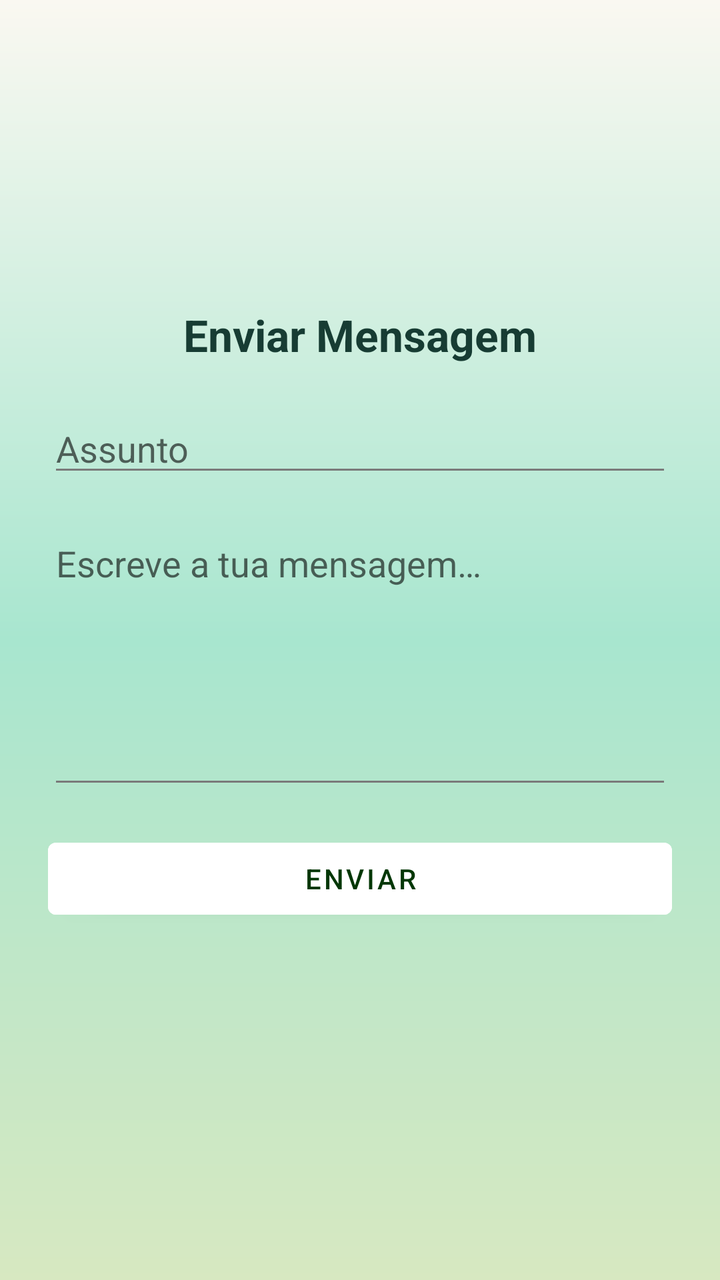
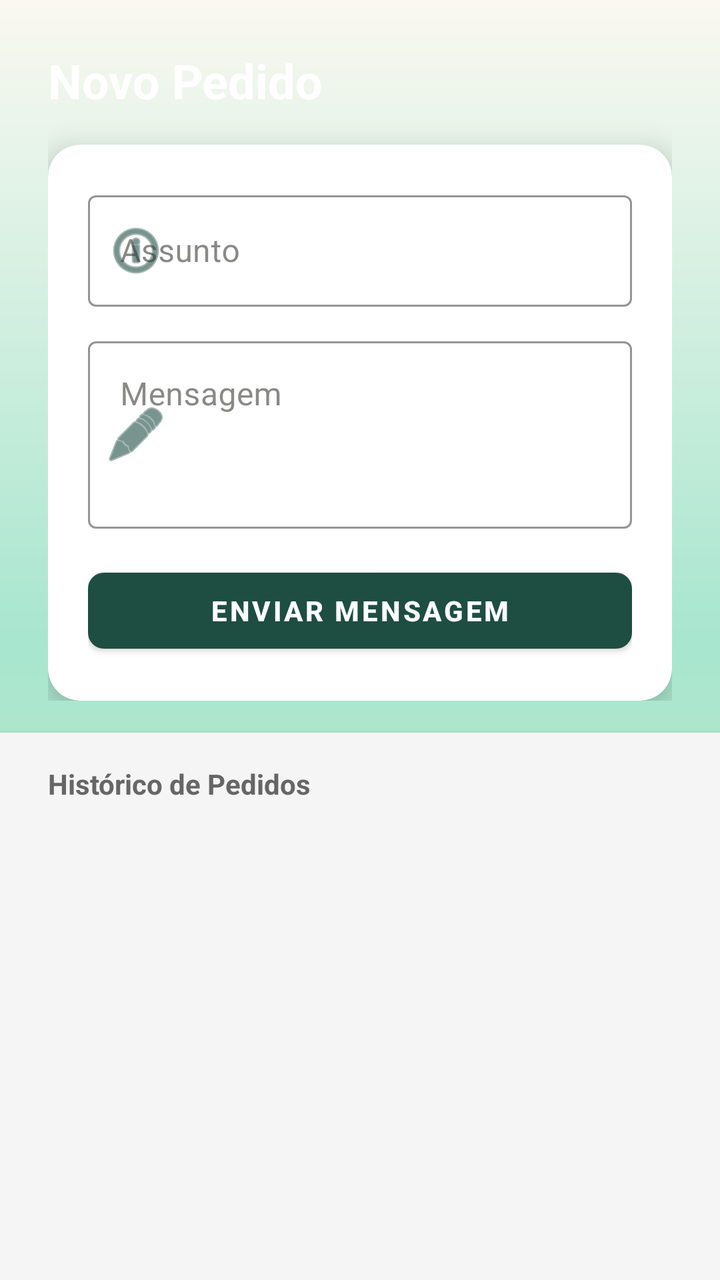

Two renders of the same Android screen: before a commit and after it. Below are the layout's source before the change and the commit's diff.
<!-- AndroidManifest.xml: application theme Theme.EcoTrack -->
<!-- res/layout/activity_enviar_mensagem.xml -->
<?xml version="1.0" encoding="utf-8"?>
<LinearLayout xmlns:android="http://schemas.android.com/apk/res/android"
    android:layout_width="match_parent"
    android:layout_height="match_parent"
    android:orientation="vertical"
    android:padding="24dp"
    android:gravity="center"
    android:background="@drawable/gradient_verde">

    <TextView
        android:layout_width="wrap_content"
        android:layout_height="wrap_content"
        android:text="Enviar Mensagem"
        android:textColor="@color/onMint"
        android:textSize="22sp"
        android:textStyle="bold"
        android:layout_marginBottom="20dp"/>

    <EditText
        android:id="@+id/etAssunto"
        android:layout_width="match_parent"
        android:layout_height="wrap_content"
        android:hint="Assunto"
        android:textColor="@color/onMint"
        android:layout_marginBottom="16dp"/>

    <EditText
        android:id="@+id/etMensagem"
        android:layout_width="match_parent"
        android:layout_height="140dp"
        android:gravity="top"
        android:hint="Escreve a tua mensagem…"
        android:inputType="textMultiLine"
        android:textColor="@color/onMint"
        android:layout_marginBottom="16dp"/>

    <Button
        android:id="@+id/btnEnviar"
        android:layout_width="match_parent"
        android:layout_height="wrap_content"
        android:text="Enviar"
        android:backgroundTint="#FFFFFF"
        android:textColor="@color/green"
        android:layout_marginBottom="24dp"/>

    <ListView
        android:id="@+id/listMensagens"
        android:layout_width="match_parent"
        android:layout_height="wrap_content"/>

</LinearLayout>
<!-- resources referenced by this layout -->
<resources>
  <color name="green">#033705</color>
  <color name="onMint">#173C33</color>
  <!-- drawable gradient_verde (drawable) -->
  <shape xmlns:android="http://schemas.android.com/apk/res/android">
      <gradient
          android:startColor="@color/pastel_lightgreen"
          android:centerColor="@color/mint_start"
          android:endColor="@color/pastel_whitewarm"
          android:angle="90" />
  
      <corners android:radius="0dp" />
  </shape>
  <style name="Theme.EcoTrack" parent="Theme.MaterialComponents.Light.NoActionBar">
          
          <item name="colorPrimary">@color/colorPrimary</item>
          <item name="colorOnPrimary">@color/colorOnPrimary</item>
          <item name="colorSecondary">@color/colorSecondary</item>
          <item name="colorOnSecondary">@color/colorOnSecondary</item>
  
          
          <item name="colorOnBackground">@color/background_beige</item>
          <item name="colorSurface">@color/colorSurface</item>
          <item name="colorOnSurface">@color/colorOnSurface</item>
          <item name="android:windowBackground">@color/background_beige</item>
  
          
          <item name="colorPrimaryContainer">@color/colorPrimaryContainer</item>
          <item name="colorOnPrimaryContainer">@color/colorOnPrimaryContainer</item>
          <item name="colorSecondaryContainer">@color/colorSecondaryContainer</item>
          <item name="colorOnSecondaryContainer">@color/colorOnSecondaryContainer</item>
  
          
          <item name="colorError">@color/colorError</item>
          <item name="colorOnError">@color/colorOnError</item>
          <item name="colorErrorContainer">@color/colorErrorContainer</item>
          <item name="colorOnErrorContainer">@color/colorOnErrorContainer</item>
  
          
          <item name="colorOutline">@color/colorOutline</item>
  
          
          <item name="android:textColorPrimary">@color/text_primary</item>
          <item name="android:textColorSecondary">@color/text_secondary</item>
  
          
          <item name="android:statusBarColor">@color/colorPrimary</item>
          <item name="android:navigationBarColor">@color/background_beige</item>
      </style>
  <color name="pastel_lightgreen">#D7E8C1</color>
  <color name="mint_start">#A8E6CF</color>
  <color name="pastel_whitewarm">#FAF8F1</color>
  <color name="colorPrimary">#2E7D5B</color>
  <color name="colorOnPrimary">#FFFFFF</color>
  <color name="colorSecondary">#52644F</color>
  <color name="colorOnSecondary">#FFFFFF</color>
  <color name="background_beige">#FFFDF8</color>
  <color name="colorSurface">#FAF7F2</color>
  <color name="colorOnSurface">#3B3A37</color>
  <color name="colorPrimaryContainer">#BFE3CF</color>
  <color name="colorOnPrimaryContainer">#1A3B2C</color>
  <color name="colorSecondaryContainer">#D5E8D7</color>
  <color name="colorOnSecondaryContainer">#1F352F</color>
  <color name="colorError">#B3261E</color>
  <color name="colorOnError">#FFFFFF</color>
  <color name="colorErrorContainer">#F9DEDC</color>
  <color name="colorOnErrorContainer">#410E0B</color>
  <color name="colorOutline">#D8D2C8</color>
  <color name="text_primary">#2E2E2E</color>
  <color name="text_secondary">#7A7A7A</color>
</resources>

<!-- the commit's change to res/layout/activity_enviar_mensagem.xml (unified diff, before → after) -->
@@ -1,51 +1,125 @@
 <?xml version="1.0" encoding="utf-8"?>
 <LinearLayout xmlns:android="http://schemas.android.com/apk/res/android"
+    xmlns:app="http://schemas.android.com/apk/res-auto"
     android:layout_width="match_parent"
     android:layout_height="match_parent"
     android:orientation="vertical"
-    android:padding="24dp"
-    android:gravity="center"
     android:background="@drawable/gradient_verde">
 
-    <TextView
-        android:layout_width="wrap_content"
-        android:layout_height="wrap_content"
-        android:text="Enviar Mensagem"
-        android:textColor="@color/onMint"
-        android:textSize="22sp"
-        android:textStyle="bold"
-        android:layout_marginBottom="20dp"/>
-
-    <EditText
-        android:id="@+id/etAssunto"
+    <LinearLayout
         android:layout_width="match_parent"
         android:layout_height="wrap_content"
-        android:hint="Assunto"
-        android:textColor="@color/onMint"
-        android:layout_marginBottom="16dp"/>
+        android:orientation="vertical"
+        android:paddingStart="24dp"
+        android:paddingEnd="24dp"
+        android:paddingTop="24dp"
+        android:paddingBottom="16dp">
 
-    <EditText
-        android:id="@+id/etMensagem"
+        <TextView
+            android:layout_width="wrap_content"
+            android:layout_height="wrap_content"
+            android:text="Novo Pedido"
+            android:textColor="#FFFFFF"
+            android:textSize="24sp"
+            android:textStyle="bold"
+            android:layout_marginBottom="16dp"/>
+
+        <com.google.android.material.card.MaterialCardView
+            android:layout_width="match_parent"
+            android:layout_height="wrap_content"
+            app:cardCornerRadius="16dp"
+            app:cardElevation="8dp"
+            app:cardBackgroundColor="#FFFFFF">
+
+            <LinearLayout
+                android:layout_width="match_parent"
+                android:layout_height="wrap_content"
+                android:orientation="vertical"
+                android:padding="20dp">
+
+                <com.google.android.material.textfield.TextInputLayout
+                    android:layout_width="match_parent"
+                    android:layout_height="wrap_content"
+                    android:hint="Assunto"
+                    app:startIconDrawable="@android:drawable/ic_menu_info_details"
+                    app:startIconTint="#1E4D42"
+                    app:boxStrokeColor="#1E4D42"
+                    app:hintTextColor="#1E4D42"
+                    style="@style/Widget.MaterialComponents.TextInputLayout.OutlinedBox"
+                    android:layout_marginBottom="12dp">
+
+                    <com.google.android.material.textfield.TextInputEditText
+                        android:id="@+id/etAssunto"
+                        android:layout_width="match_parent"
+                        android:layout_height="wrap_content"
+                        android:inputType="textCapSentences"
+                        android:textColor="#000000"/>
+                </com.google.android.material.textfield.TextInputLayout>
+
+                <com.google.android.material.textfield.TextInputLayout
+                    android:layout_width="match_parent"
+                    android:layout_height="wrap_content"
+                    android:hint="Mensagem"
+                    app:startIconDrawable="@android:drawable/ic_menu_edit"
+                    app:startIconTint="#1E4D42"
+                    app:boxStrokeColor="#1E4D42"
+                    app:hintTextColor="#1E4D42"
+                    style="@style/Widget.MaterialComponents.TextInputLayout.OutlinedBox"
+                    android:layout_marginBottom="16dp">
+
+                    <com.google.android.material.textfield.TextInputEditText
+                        android:id="@+id/etMensagem"
+                        android:layout_width="match_parent"
+                        android:layout_height="wrap_content"
+                        android:inputType="textMultiLine|textCapSentences"
+                        android:minLines="3"
+                        android:gravity="top|start"
+                        android:textColor="#000000"/>
+                </com.google.android.material.textfield.TextInputLayout>
+
+                <com.google.android.material.button.MaterialButton
+                    android:id="@+id/btnEnviar"
+                    android:layout_width="match_parent"
+                    android:layout_height="50dp"
+                    android:text="Enviar Mensagem"
+                    android:textColor="#FFFFFF"
+                    android:textStyle="bold"
+                    app:backgroundTint="#1E4D42"
+                    app:cornerRadius="8dp"/>
+
+            </LinearLayout>
+        </com.google.android.material.card.MaterialCardView>
+    </LinearLayout>
+
+    <LinearLayout
         android:layout_width="match_parent"
-        android:layout_height="140dp"
-        android:gravity="top"
-        android:hint="Escreve a tua mensagem…"
-        android:inputType="textMultiLine"
-        android:textColor="@color/onMint"
-        android:layout_marginBottom="16dp"/>
+        android:layout_height="0dp"
+        android:layout_weight="1"
+        android:orientation="vertical"
+        android:background="#F5F5F5"
+        android:elevation="4dp">
 
-    <Button
-        android:id="@+id/btnEnviar"
-        android:layout_width="match_parent"
-        android:layout_height="wrap_content"
-        android:text="Enviar"
-        android:backgroundTint="#FFFFFF"
-        android:textColor="@color/green"
-        android:layout_marginBottom="24dp"/>
+        <TextView
+            android:layout_width="match_parent"
+            android:layout_height="wrap_content"
+            android:text="Histórico de Pedidos"
+            android:textColor="#666666"
+            android:textSize="14sp"
+            android:textStyle="bold"
+            android:paddingStart="24dp"
+            android:paddingTop="16dp"
+            android:paddingBottom="8dp"/>
 
-    <ListView
-        android:id="@+id/listMensagens"
-        android:layout_width="match_parent"
-        android:layout_height="wrap_content"/>
+        <ListView
+            android:id="@+id/listMensagens"
+            android:layout_width="match_parent"
+            android:layout_height="match_parent"
+            android:divider="@android:color/transparent"
+            android:dividerHeight="8dp"
+            android:padding="16dp"
+            android:clipToPadding="false"
+            android:scrollbarStyle="outsideOverlay"/>
+
+    </LinearLayout>
 
 </LinearLayout>
<!-- resource entries referenced after the edit -->
@@ -1,7 +1,5 @@
 <!-- resources referenced by this layout -->
 <resources>
-  <color name="green">#033705</color>
-  <color name="onMint">#173C33</color>
   <!-- drawable gradient_verde (drawable) -->
   <shape xmlns:android="http://schemas.android.com/apk/res/android">
       <gradient
